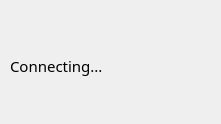
First picture: the form in dialogconn.ui, repository zZENiro/messengerZ, before the edit.
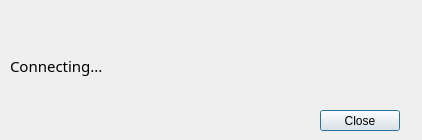
Second picture: the form after the edit.

What changed in the file:
```diff
--- a/dialogconn.ui
+++ b/dialogconn.ui
@@ -6,8 +6,8 @@
    <rect>
     <x>0</x>
     <y>0</y>
-    <width>221</width>
-    <height>124</height>
+    <width>422</width>
+    <height>140</height>
    </rect>
   </property>
   <property name="windowTitle">
@@ -18,7 +18,7 @@
     <rect>
      <x>10</x>
      <y>40</y>
-     <width>201</width>
+     <width>411</width>
      <height>51</height>
     </rect>
    </property>
@@ -32,6 +32,19 @@
     <string>Connecting...</string>
    </property>
   </widget>
+  <widget class="QPushButton" name="close">
+   <property name="geometry">
+    <rect>
+     <x>320</x>
+     <y>110</y>
+     <width>80</width>
+     <height>21</height>
+    </rect>
+   </property>
+   <property name="text">
+    <string>Close</string>
+   </property>
+  </widget>
  </widget>
  <resources/>
  <connections/>
```
